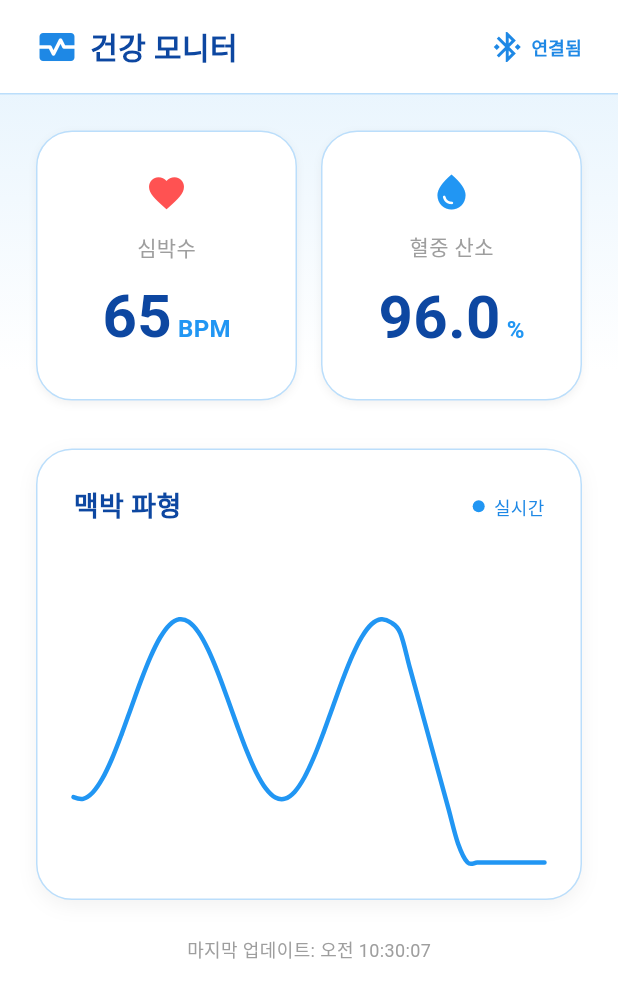
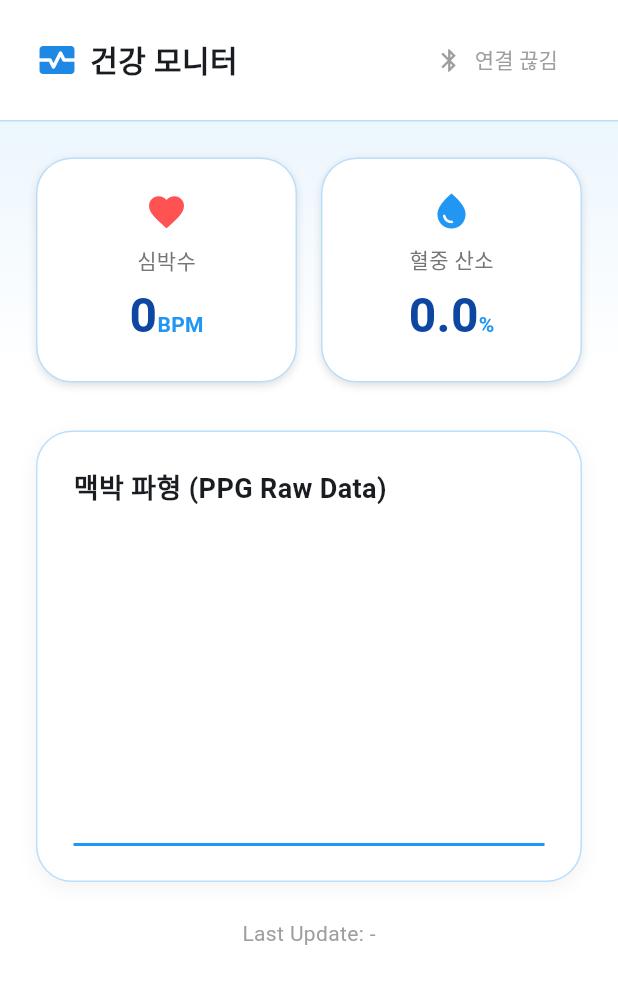
Before and after one commit to sizeof-aloe/health_app, a Flutter app: the screen it shows after launch, on a phone screen of 412 x 824 dp. Shown: the top 998 px of the screen. Run offline on Flutter 3.47's test engine with Material 3 defaults, Android fonts, the phone set to English and light mode, and no system bars; drawn by our look-alikes of fl_chart; our stand-ins replace flutter_bluetooth_serial, get, permission_handler.

Commit message:
0. classic bluetooth

```diff
--- a/lib/main.dart
+++ b/lib/main.dart
@@ -1,15 +1,17 @@
 import 'dart:async';
-import 'dart:math';
+import 'dart:convert';
+import 'dart:typed_data';
 import 'package:flutter/material.dart';
 import 'package:get/get.dart';
 import 'package:fl_chart/fl_chart.dart';
 import 'package:intl/intl.dart';
-
 import 'package:intl/date_symbol_data_local.dart';
+import 'package:flutter_bluetooth_serial/flutter_bluetooth_serial.dart';
+import 'package:permission_handler/permission_handler.dart';
 
 void main() async {
-  WidgetsFlutterBinding.ensureInitialized(); // 👈 플러터 엔진 바인딩 초기화
-  await initializeDateFormatting('ko', '');
+  WidgetsFlutterBinding.ensureInitialized();
+  await initializeDateFormatting('ko_KR', "");
   runApp(const MyApp());
 }
 
@@ -31,96 +33,195 @@ class MyApp extends StatelessWidget {
 }
 
 // ---------------------------------------------------------------------------
-// 1. Controller (React의 useState, useEffect 로직 담당)
+// 1. Controller: 블루투스 연결 및 데이터 수신 로직
 // ---------------------------------------------------------------------------
 class HealthController extends GetxController {
-  // 상태 변수 (Reactive Variables)
-  var heartRate = 72.0.obs;
-  var spo2 = 98.0.obs;
-  var isConnected = true.obs;
-  var lastUpdated = ''.obs;
+  // 상태 변수
+  var heartRate = 0.0.obs;
+  var spo2 = 0.0.obs;
+  var isConnected = false.obs;
+  var connectionStatus = "연결 끊김".obs;
+  var lastUpdated = '-'.obs;
 
-  // 그래프 데이터 (RxList)
+  // 그래프 데이터
   var waveformData = <FlSpot>[].obs;
-  double _timeCounter = 0; // x축 시간 증가용
+  double _timeCounter = 0;
 
-  Timer? _timer;
+  // 블루투스 관련 변수
+  BluetoothConnection? _connection;
+  String _inputBuffer = ""; // 수신 데이터 버퍼
 
   @override
   void onInit() {
     super.onInit();
-    _generateInitialWaveform();
-    _startSimulation();
-    _updateTime();
+    _requestPermissions(); // 앱 시작 시 권한 요청
+    _initWaveform(); // 그래프 초기화 (빈 데이터)
   }
 
   @override
   void onClose() {
-    _timer?.cancel();
+    _connection?.dispose();
     super.onClose();
   }
 
-  // 초기 그래프 데이터 생성 (App.tsx: generateInitialWaveform)
-  void _generateInitialWaveform() {
+  // 초기 그래프 세팅
+  void _initWaveform() {
     for (int i = 0; i < 50; i++) {
-      double value = 50 + sin(i * 0.3) * 30 + Random().nextDouble() * 10;
-      waveformData.add(FlSpot(i.toDouble(), value));
+      waveformData.add(FlSpot(i.toDouble(), 0));
     }
     _timeCounter = 50;
   }
 
-  // 실시간 데이터 업데이트 시뮬레이션 (App.tsx: useEffect interval)
-  void _startSimulation() {
-    _timer = Timer.periodic(const Duration(milliseconds: 500), (timer) {
-      // 1. 심박수 업데이트 (65-85 범위 제한)
-      double hrChange = (Random().nextDouble() - 0.5) * 4;
-      heartRate.value = (heartRate.value + hrChange).clamp(65.0, 85.0);
+  // 권한 요청 함수
+  Future<void> _requestPermissions() async {
+    await [
+      Permission.bluetooth,
+      Permission.bluetoothScan,
+      Permission.bluetoothConnect,
+      Permission.location,
+    ].request();
+  }
 
-      // 2. SpO2 업데이트 (96-100 범위 제한)
-      double spo2Change = (Random().nextDouble() - 0.5) * 0.5;
-      spo2.value = (spo2.value + spo2Change).clamp(96.0, 100.0);
+  // 1. 디바이스 선택 및 연결 함수 (UI에서 호출)
+  Future<void> connectToDevice(BuildContext context) async {
+    // 이미 연결된 경우 해제
+    if (isConnected.value) {
+      _connection?.dispose();
+      isConnected.value = false;
+      connectionStatus.value = "연결 끊김";
+      return;
+    }
 
-      // 3. 그래프 데이터 업데이트
-      double lastValue = waveformData.last.y;
-      double waveChange = (Random().nextDouble() - 0.5) * 30;
-      double newValue = (lastValue + waveChange).clamp(0.0, 100.0);
+    // 블루투스 켜져있는지 확인
+    bool isEnabled = await FlutterBluetoothSerial.instance.isEnabled ?? false;
+    if (!isEnabled) {
+      await FlutterBluetoothSerial.instance.requestEnable();
+    }
 
-      // 리스트에 추가하고 앞부분 제거 (슬라이딩 효과)
-      waveformData.add(FlSpot(_timeCounter, newValue));
+    // 페어링된 기기 목록 가져오기
+    List<BluetoothDevice> devices = await FlutterBluetoothSerial.instance.getBondedDevices();
+
+    // 기기 선택 다이얼로그 표시
+    BluetoothDevice? selectedDevice = await showDialog(
+      context: context,
+      builder: (context) {
+        return AlertDialog(
+          title: const Text("기기 선택"),
+          content: SizedBox(
+            width: double.maxFinite,
+            height: 300,
+            child: ListView.builder(
+              itemCount: devices.length,
+              itemBuilder: (context, index) {
+                final device = devices[index];
+                return ListTile(
+                  title: Text(device.name ?? "Unknown Device"),
+                  subtitle: Text(device.address),
+                  onTap: () {
+                    Navigator.pop(context, device);
+                  },
+                );
+              },
+            ),
+          ),
+        );
+      },
+    );
+
+    if (selectedDevice != null) {
+      _startConnection(selectedDevice);
+    }
+  }
+
+  // 2. 실제 연결 수행
+  void _startConnection(BluetoothDevice device) async {
+    try {
+      connectionStatus.value = "연결 중...";
+      _connection = await BluetoothConnection.toAddress(device.address);
+
+      isConnected.value = true;
+      connectionStatus.value = "연결됨";
+
+      // 데이터 수신 리스너 등록
+      _connection!.input!.listen(_onDataReceived).onDone(() {
+        isConnected.value = false;
+        connectionStatus.value = "연결 종료";
+      });
+
+    } catch (e) {
+      isConnected.value = false;
+      connectionStatus.value = "연결 실패";
+      print("Connection Error: $e");
+    }
+  }
+
+  // 3. 데이터 수신 및 파싱 (핵심 로직)
+  void _onDataReceived(Uint8List data) {
+    // 1. 들어온 바이트 데이터를 문자열로 변환하여 버퍼에 추가
+    String incomingData = utf8.decode(data);
+    _inputBuffer += incomingData;
+
+    // 2. 줄바꿈 문자(\n)가 있는지 확인
+    while (_inputBuffer.contains('\n')) {
+      int index = _inputBuffer.indexOf('\n');
+      String packet = _inputBuffer.substring(0, index).trim(); // 한 줄 추출
+      _inputBuffer = _inputBuffer.substring(index + 1); // 버퍼에서 제거
+
+      _parseAndProcess(packet);
+    }
+  }
+
+  // 4. 패킷 해석 (포맷: RAW,SPO2,BPM)
+  void _parseAndProcess(String packet) {
+    if (packet.isEmpty) return;
+
+    try {
+      List<String> values = packet.split(',');
+      if (values.length >= 3) {
+        // 데이터 파싱
+        double rawValue = double.parse(values[0]); // 그래프용
+        double spo2Value = double.parse(values[1]); // SpO2
+        double bpmValue = double.parse(values[2]); // 심박수
+
+        // 상태 업데이트
+        spo2.value = spo2Value;
+        heartRate.value = bpmValue;
+
+        // 그래프 데이터 업데이트 (슬라이딩 윈도우)
+        waveformData.add(FlSpot(_timeCounter, rawValue));
         if (waveformData.length > 50) {
           waveformData.removeAt(0);
         }
         _timeCounter++;
 
-      _updateTime();
-    });
+        // 시간 업데이트 (너무 자주하면 성능 저하되므로 가끔씩 해도 됨)
+        lastUpdated.value = DateFormat('a h:mm:ss', 'ko_KR').format(DateTime.now());
       }
-
-  void _updateTime() {
-    lastUpdated.value = DateFormat('a h:mm:ss', 'ko_KR').format(DateTime.now());
+    } catch (e) {
+      // 파싱 에러 무시 (노이즈 데이터 등)
+      print("Parsing Error: $packet");
+    }
   }
 }
 
 // ---------------------------------------------------------------------------
-// 2. Main Page (App.tsx UI 구조 변환)
+// 2. UI Page
 // ---------------------------------------------------------------------------
 class HealthDashboardPage extends StatelessWidget {
   const HealthDashboardPage({super.key});
 
   @override
   Widget build(BuildContext context) {
-    // 컨트롤러 주입
     final controller = Get.put(HealthController());
 
     return Scaffold(
-      // 배경 그라데이션 (bg-gradient-to-b from-blue-50 to-white)
       body: Container(
         decoration: BoxDecoration(
           gradient: LinearGradient(
             begin: Alignment.topCenter,
             end: Alignment.bottomCenter,
             colors: [Colors.blue.shade50, Colors.white],
-            stops: const [0.0, 0.3], // 그라데이션 비율 조절
+            stops: const [0.0, 0.3],
           ),
         ),
         child: SafeArea(
@@ -140,40 +241,25 @@ class HealthDashboardPage extends StatelessWidget {
                       children: [
                         Icon(Icons.monitor_heart, color: Colors.blue.shade600, size: 28),
                         const SizedBox(width: 8),
-                        Text(
+                        const Text(
                           "건강 모니터",
-                          style: TextStyle(
-                            fontSize: 20,
-                            fontWeight: FontWeight.bold,
-                            color: Colors.blue.shade900,
-                          ),
+                          style: TextStyle(fontSize: 20, fontWeight: FontWeight.bold),
                         ),
                       ],
                     ),
-                    Obx(() => Row(
-                          children: [
-                            Icon(
-                              controller.isConnected.value
-                                  ? Icons.bluetooth_connected
-                                  : Icons.bluetooth_disabled,
-                              color: controller.isConnected.value
-                                  ? Colors.blue.shade600
-                                  : Colors.grey.shade300,
-                              size: 24,
+                    // 블루투스 연결 버튼
+                    Obx(() => TextButton.icon(
+                      onPressed: () => controller.connectToDevice(context),
+                      icon: Icon(
+                        controller.isConnected.value ? Icons.bluetooth_connected : Icons.bluetooth,
+                        color: controller.isConnected.value ? Colors.blue : Colors.grey,
                       ),
-                            if (controller.isConnected.value)
-                              Padding(
-                                padding: const EdgeInsets.only(left: 4),
-                                child: Text(
-                                  "연결됨",
+                      label: Text(
+                        controller.connectionStatus.value,
                         style: TextStyle(
-                                    fontSize: 12,
-                                    color: Colors.blue.shade600,
-                                    fontWeight: FontWeight.bold,
+                          color: controller.isConnected.value ? Colors.blue : Colors.grey,
                         ),
                       ),
-                              ),
-                          ],
                     )),
                   ],
                 ),
@@ -185,7 +271,7 @@ class HealthDashboardPage extends StatelessWidget {
                   padding: const EdgeInsets.all(24),
                   child: Column(
                     children: [
-                      // Grid Cards (심박수, SpO2)
+                      // Grid Cards
                       Row(
                         children: [
                           Expanded(
@@ -203,7 +289,7 @@ class HealthDashboardPage extends StatelessWidget {
                                   title: "혈중 산소",
                                   value: controller.spo2.value.toStringAsFixed(1),
                                   unit: "%",
-                                  icon: Icons.water_drop, // Activity 아이콘 대체
+                                  icon: Icons.water_drop,
                                   iconColor: Colors.blue,
                                 )),
                           ),
@@ -211,7 +297,7 @@ class HealthDashboardPage extends StatelessWidget {
                       ),
                       const SizedBox(height: 32),
 
-                      // Pulse Waveform Chart Section
+                      // Chart
                       Container(
                         padding: const EdgeInsets.all(24),
                         decoration: BoxDecoration(
@@ -229,41 +315,11 @@ class HealthDashboardPage extends StatelessWidget {
                         child: Column(
                           crossAxisAlignment: CrossAxisAlignment.start,
                           children: [
-                            Row(
-                              mainAxisAlignment: MainAxisAlignment.spaceBetween,
-                              children: [
-                                Text(
-                                  "맥박 파형",
-                                  style: TextStyle(
-                                    fontSize: 18,
-                                    fontWeight: FontWeight.bold,
-                                    color: Colors.blue.shade900,
-                                  ),
-                                ),
-                                Row(
-                                  children: [
-                                    Container(
-                                      width: 8,
-                                      height: 8,
-                                      decoration: const BoxDecoration(
-                                        color: Colors.blue,
-                                        shape: BoxShape.circle,
-                                      ),
-                                    ),
-                                    const SizedBox(width: 6),
-                                    Text(
-                                      "실시간",
-                                      style: TextStyle(
-                                        fontSize: 12,
-                                        color: Colors.blue.shade600,
-                                      ),
-                                    ),
-                                  ],
-                                ),
-                              ],
+                            const Text(
+                              "맥박 파형 (PPG Raw Data)",
+                              style: TextStyle(fontSize: 18, fontWeight: FontWeight.bold),
                             ),
                             const SizedBox(height: 24),
-                            // 차트 영역
                             SizedBox(
                               height: 200,
                               child: Obx(() => PulseWaveform(
@@ -274,14 +330,10 @@ class HealthDashboardPage extends StatelessWidget {
                         ),
                       ),
 
-                      // Footer
                       const SizedBox(height: 24),
                       Obx(() => Text(
-                            "마지막 업데이트: ${controller.lastUpdated.value}",
-                            style: TextStyle(
-                              fontSize: 12,
-                              color: Colors.grey.shade500,
-                            ),
+                        "Last Update: ${controller.lastUpdated.value}",
+                        style: const TextStyle(color: Colors.grey),
                       )),
                     ],
                   ),
@@ -295,9 +347,9 @@ class HealthDashboardPage extends StatelessWidget {
   }
 }
 
-// ---------------------------------------------------------------------------
-// 3. UI Components (HealthCard.tsx 변환)
-// ---------------------------------------------------------------------------
+// (하단에 HealthCard, PulseWaveform 클래스는 기존과 동일하게 유지하거나 필요시 복사하세요)
+// 공간 절약을 위해 아래 컴포넌트 코드는 생략하지 않고 포함합니다.
+
 class HealthCard extends StatelessWidget {
   final String title;
   final String value;
@@ -317,56 +369,28 @@ class HealthCard extends StatelessWidget {
   @override
   Widget build(BuildContext context) {
     return Container(
-      height: 180,
-      padding: const EdgeInsets.all(24),
+      height: 150,
+      padding: const EdgeInsets.all(16),
       decoration: BoxDecoration(
         color: Colors.white,
         borderRadius: BorderRadius.circular(24),
         border: Border.all(color: Colors.blue.shade100),
-        boxShadow: [
-          BoxShadow(
-            color: Colors.black.withOpacity(0.05),
-            blurRadius: 4,
-            offset: const Offset(0, 2),
-          ),
-        ],
+        boxShadow: [BoxShadow(color: Colors.black12, blurRadius: 4, offset: const Offset(0, 2))],
       ),
       child: Column(
         mainAxisAlignment: MainAxisAlignment.center,
         children: [
           Icon(icon, color: iconColor, size: 28),
-          const SizedBox(height: 12),
-          Text(
-            title,
-            style: TextStyle(
-              fontSize: 14,
-              color: Colors.grey.shade500,
-              fontWeight: FontWeight.w500,
-            ),
-          ),
           const SizedBox(height: 8),
+          Text(title, style: TextStyle(color: Colors.grey.shade600)),
+          const SizedBox(height: 4),
           Row(
             mainAxisAlignment: MainAxisAlignment.center,
             crossAxisAlignment: CrossAxisAlignment.baseline,
             textBaseline: TextBaseline.alphabetic,
             children: [
-              Text(
-                value,
-                style: TextStyle(
-                  fontSize: 40, // text-5xl 대응
-                  fontWeight: FontWeight.bold,
-                  color: Colors.blue.shade900,
-                ),
-              ),
-              const SizedBox(width: 4),
-              Text(
-                unit,
-                style: TextStyle(
-                  fontSize: 16, // text-lg 대응
-                  color: Colors.blue.shade500,
-                  fontWeight: FontWeight.bold,
-                ),
-              ),
+              Text(value, style: TextStyle(fontSize: 32, fontWeight: FontWeight.bold, color: Colors.blue.shade900)),
+              Text(unit, style: TextStyle(fontSize: 14, color: Colors.blue.shade500, fontWeight: FontWeight.bold)),
             ],
           ),
         ],
@@ -375,45 +399,36 @@ class HealthCard extends StatelessWidget {
   }
 }
 
-// ---------------------------------------------------------------------------
-// 4. UI Components (PulseWaveform.tsx 변환)
-// ---------------------------------------------------------------------------
 class PulseWaveform extends StatelessWidget {
   final List<FlSpot> points;
-
   const PulseWaveform({super.key, required this.points});
 
   @override
   Widget build(BuildContext context) {
+    // Y축 범위를 데이터에 맞춰 자동 조절하고 싶으면 minY/maxY를 제거하거나 동적으로 계산하세요.
+    // 여기서는 Raw Data 범위가 0~1024 라고 가정하고 대략적으로 잡습니다.
     return LineChart(
       LineChartData(
-        // 차트 설정 (격자, 타이틀, 테두리 제거하여 Clean한 느낌 유지)
         gridData: const FlGridData(show: false),
         titlesData: const FlTitlesData(show: false),
         borderData: FlBorderData(show: false),
-        lineTouchData: const LineTouchData(enabled: false), // 터치 비활성화
-
-        // Y축 범위 (App.tsx와 동일하게 0~100)
-        minY: 0,
-        maxY: 100,
-
-        // X축 범위 (슬라이딩 윈도우 효과를 위해 동적 계산)
+        lineTouchData: const LineTouchData(enabled: false),
+        // Raw Data 값 범위에 따라 수정 필요 (예: 0~1024)
+        // minY: 0,
+        // maxY: 1024,
         minX: points.isNotEmpty ? points.first.x : 0,
         maxX: points.isNotEmpty ? points.last.x : 50,
-
         lineBarsData: [
           LineChartBarData(
             spots: points,
-            isCurved: true, // 부드러운 곡선 (monotone 대응)
-            color: Colors.blue.shade500, // stroke="#3b82f6"
-            barWidth: 3, // strokeWidth={2}
-            isStrokeCapRound: true,
-            dotData: const FlDotData(show: false), // dot={false}
+            isCurved: true,
+            color: Colors.blue.shade500,
+            barWidth: 2,
+            dotData: const FlDotData(show: false),
             belowBarData: BarAreaData(show: false),
           ),
         ],
       ),
-      duration: const Duration(milliseconds: 0), // 애니메이션 제거 (실시간 성능 위해)
     );
   }
 }
```
Lines whose indentation alone changed are shown as unchanged.
